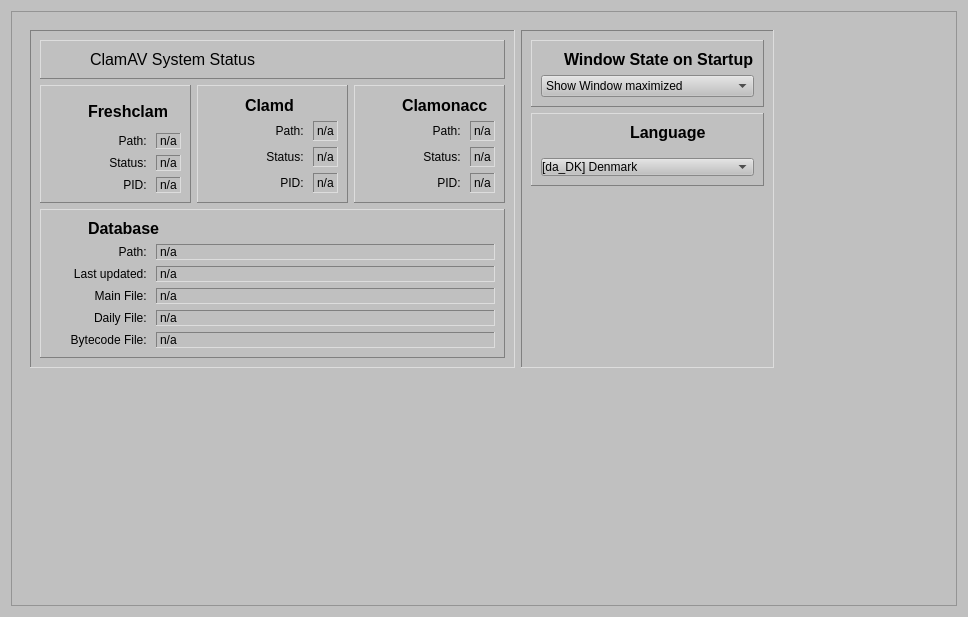
Old version of the form ui/setuptab.ui in the repository zlukaUA/ClamAV-GUI.
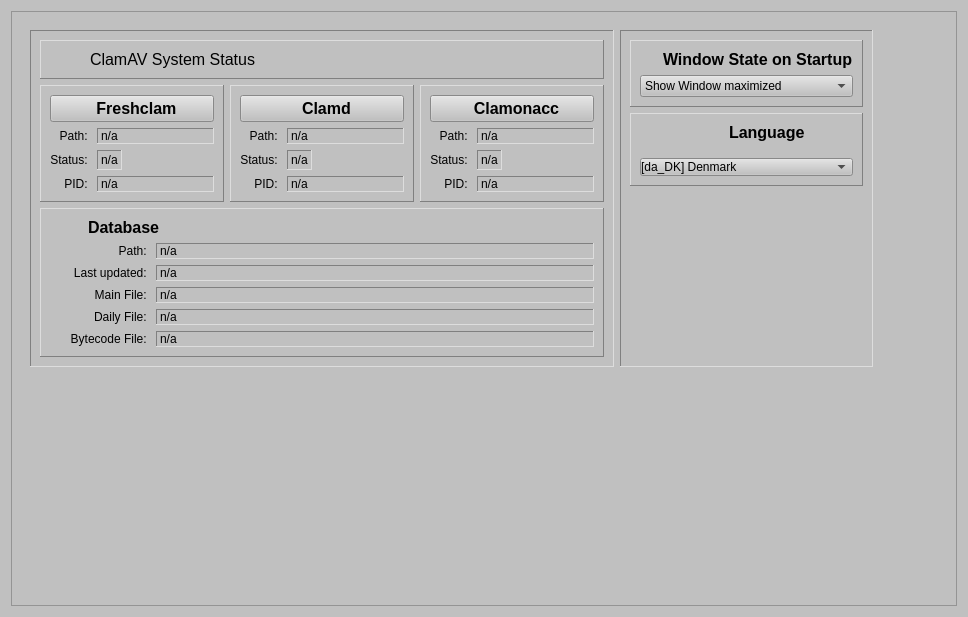
New version of the form. Icons and pictures are not drawn.

```diff
--- a/ui/setuptab.ui
+++ b/ui/setuptab.ui
@@ -59,68 +59,14 @@
                <enum>QFrame::Raised</enum>
               </property>
               <layout class="QGridLayout" name="gridLayout_6">
-               <item row="2" column="0">
-                <widget class="QLabel" name="clamonaccStatusLabel">
-                 <property name="minimumSize">
-                  <size>
-                   <width>100</width>
-                   <height>0</height>
-                  </size>
-                 </property>
-                 <property name="maximumSize">
-                  <size>
-                   <width>100</width>
-                   <height>16777215</height>
-                  </size>
-                 </property>
-                 <property name="text">
-                  <string>Status: </string>
-                 </property>
-                 <property name="alignment">
-                  <set>Qt::AlignRight|Qt::AlignTrailing|Qt::AlignVCenter</set>
-                 </property>
-                </widget>
-               </item>
-               <item row="1" column="1">
-                <widget class="QLabel" name="clamonaccPath">
-                 <property name="maximumSize">
-                  <size>
-                   <width>16777215</width>
-                   <height>16777215</height>
-                  </size>
-                 </property>
-                 <property name="frameShape">
-                  <enum>QFrame::Panel</enum>
-                 </property>
-                 <property name="frameShadow">
-                  <enum>QFrame::Sunken</enum>
-                 </property>
-                 <property name="text">
-                  <string>n/a</string>
-                 </property>
-                </widget>
-               </item>
-               <item row="3" column="1">
-                <widget class="QLabel" name="clamonaccPID">
-                 <property name="maximumSize">
-                  <size>
-                   <width>16777215</width>
-                   <height>16777215</height>
-                  </size>
-                 </property>
-                 <property name="frameShape">
-                  <enum>QFrame::Panel</enum>
-                 </property>
-                 <property name="frameShadow">
-                  <enum>QFrame::Sunken</enum>
-                 </property>
-                 <property name="text">
-                  <string>n/a</string>
-                 </property>
-                </widget>
-               </item>
                <item row="2" column="1">
                 <widget class="QLabel" name="clamonaccStatus">
+                 <property name="sizePolicy">
+                  <sizepolicy hsizetype="MinimumExpanding" vsizetype="Preferred">
+                   <horstretch>0</horstretch>
+                   <verstretch>0</verstretch>
+                  </sizepolicy>
+                 </property>
                  <property name="maximumSize">
                   <size>
                    <width>16777215</width>
@@ -138,33 +84,50 @@
                  </property>
                 </widget>
                </item>
-               <item row="1" column="0">
-                <widget class="QLabel" name="clamonaccPathLabel">
-                 <property name="minimumSize">
-                  <size>
-                   <width>100</width>
-                   <height>0</height>
-                  </size>
+               <item row="2" column="2">
+                <spacer name="horizontalSpacer_4">
+                 <property name="orientation">
+                  <enum>Qt::Horizontal</enum>
                  </property>
-                 <property name="maximumSize">
+                 <property name="sizeHint" stdset="0">
                   <size>
-                   <width>100</width>
-                   <height>16777215</height>
+                   <width>40</width>
+                   <height>20</height>
                   </size>
+                 </property>
+                </spacer>
+               </item>
+               <item row="0" column="0" colspan="4">
+                <widget class="QPushButton" name="clamonaccPushButton">
+                 <property name="styleSheet">
+                  <string notr="true">font-size:16px;font-weight:bold</string>
                  </property>
                  <property name="text">
-                  <string>Path: </string>
+                  <string>  Clamonacc</string>
                  </property>
-                 <property name="alignment">
-                  <set>Qt::AlignRight|Qt::AlignTrailing|Qt::AlignVCenter</set>
+                 <property name="icon">
+                  <iconset resource="../resources.qrc">
+                   <normaloff>:/icons/icons/onaccess.png</normaloff>:/icons/icons/onaccess.png</iconset>
+                 </property>
+                 <property name="iconSize">
+                  <size>
+                   <width>32</width>
+                   <height>32</height>
+                  </size>
                  </property>
                 </widget>
                </item>
                <item row="3" column="0">
                 <widget class="QLabel" name="clamonaccPIDLabel">
+                 <property name="sizePolicy">
+                  <sizepolicy hsizetype="Maximum" vsizetype="Preferred">
+                   <horstretch>0</horstretch>
+                   <verstretch>0</verstretch>
+                  </sizepolicy>
+                 </property>
                  <property name="minimumSize">
                   <size>
-                   <width>100</width>
+                   <width>0</width>
                    <height>0</height>
                   </size>
                  </property>
@@ -182,38 +145,136 @@
                  </property>
                 </widget>
                </item>
-               <item row="0" column="0" colspan="2">
-                <layout class="QHBoxLayout" name="clamonaccHeaderLayout">
-                 <item>
-                  <widget class="QLabel" name="clamonaccHeaderIconLabel">
-                   <property name="maximumSize">
-                    <size>
-                     <width>32</width>
-                     <height>32</height>
-                    </size>
-                   </property>
-                   <property name="text">
-                    <string/>
-                   </property>
-                   <property name="pixmap">
-                    <pixmap resource="../resources.qrc">:/icons/icons/onaccess.png</pixmap>
-                   </property>
-                   <property name="scaledContents">
-                    <bool>true</bool>
-                   </property>
-                  </widget>
-                 </item>
-                 <item>
-                  <widget class="QLabel" name="clamonaccHeaderLabel">
-                   <property name="styleSheet">
-                    <string notr="true">font-size:16px;font-weight:bold</string>
-                   </property>
-                   <property name="text">
-                    <string>Clamonacc</string>
-                   </property>
-                  </widget>
-                 </item>
-                </layout>
+               <item row="3" column="1" colspan="3">
+                <widget class="QLabel" name="clamonaccPID">
+                 <property name="sizePolicy">
+                  <sizepolicy hsizetype="MinimumExpanding" vsizetype="Preferred">
+                   <horstretch>0</horstretch>
+                   <verstretch>0</verstretch>
+                  </sizepolicy>
+                 </property>
+                 <property name="maximumSize">
+                  <size>
+                   <width>16777215</width>
+                   <height>16777215</height>
+                  </size>
+                 </property>
+                 <property name="frameShape">
+                  <enum>QFrame::Panel</enum>
+                 </property>
+                 <property name="frameShadow">
+                  <enum>QFrame::Sunken</enum>
+                 </property>
+                 <property name="text">
+                  <string>n/a</string>
+                 </property>
+                </widget>
+               </item>
+               <item row="1" column="0">
+                <widget class="QLabel" name="clamonaccPathLabel">
+                 <property name="sizePolicy">
+                  <sizepolicy hsizetype="Maximum" vsizetype="Preferred">
+                   <horstretch>0</horstretch>
+                   <verstretch>0</verstretch>
+                  </sizepolicy>
+                 </property>
+                 <property name="minimumSize">
+                  <size>
+                   <width>0</width>
+                   <height>0</height>
+                  </size>
+                 </property>
+                 <property name="maximumSize">
+                  <size>
+                   <width>100</width>
+                   <height>16777215</height>
+                  </size>
+                 </property>
+                 <property name="text">
+                  <string>Path: </string>
+                 </property>
+                 <property name="alignment">
+                  <set>Qt::AlignRight|Qt::AlignTrailing|Qt::AlignVCenter</set>
+                 </property>
+                </widget>
+               </item>
+               <item row="2" column="0">
+                <widget class="QLabel" name="clamonaccStatusLabel">
+                 <property name="sizePolicy">
+                  <sizepolicy hsizetype="Maximum" vsizetype="Preferred">
+                   <horstretch>0</horstretch>
+                   <verstretch>0</verstretch>
+                  </sizepolicy>
+                 </property>
+                 <property name="minimumSize">
+                  <size>
+                   <width>0</width>
+                   <height>0</height>
+                  </size>
+                 </property>
+                 <property name="maximumSize">
+                  <size>
+                   <width>100</width>
+                   <height>16777215</height>
+                  </size>
+                 </property>
+                 <property name="text">
+                  <string>Status: </string>
+                 </property>
+                 <property name="alignment">
+                  <set>Qt::AlignRight|Qt::AlignTrailing|Qt::AlignVCenter</set>
+                 </property>
+                </widget>
+               </item>
+               <item row="1" column="1" colspan="3">
+                <widget class="QLabel" name="clamonaccPath">
+                 <property name="sizePolicy">
+                  <sizepolicy hsizetype="MinimumExpanding" vsizetype="Preferred">
+                   <horstretch>0</horstretch>
+                   <verstretch>0</verstretch>
+                  </sizepolicy>
+                 </property>
+                 <property name="maximumSize">
+                  <size>
+                   <width>16777215</width>
+                   <height>16777215</height>
+                  </size>
+                 </property>
+                 <property name="frameShape">
+                  <enum>QFrame::Panel</enum>
+                 </property>
+                 <property name="frameShadow">
+                  <enum>QFrame::Sunken</enum>
+                 </property>
+                 <property name="text">
+                  <string>n/a</string>
+                 </property>
+                </widget>
+               </item>
+               <item row="2" column="3">
+                <widget class="QLabel" name="clamonaccActivityLabel">
+                 <property name="minimumSize">
+                  <size>
+                   <width>40</width>
+                   <height>20</height>
+                  </size>
+                 </property>
+                 <property name="maximumSize">
+                  <size>
+                   <width>40</width>
+                   <height>20</height>
+                  </size>
+                 </property>
+                 <property name="text">
+                  <string/>
+                 </property>
+                 <property name="pixmap">
+                  <pixmap resource="../resources.qrc">:/icons/icons/gifs/activity.gif</pixmap>
+                 </property>
+                 <property name="scaledContents">
+                  <bool>true</bool>
+                 </property>
+                </widget>
                </item>
               </layout>
              </widget>
@@ -227,33 +288,30 @@
                <enum>QFrame::Raised</enum>
               </property>
               <layout class="QGridLayout" name="gridLayout">
-               <item row="3" column="0">
-                <widget class="QLabel" name="freshclamPIDLabel">
-                 <property name="minimumSize">
-                  <size>
-                   <width>100</width>
-                   <height>0</height>
-                  </size>
+               <item row="2" column="3">
+                <spacer name="horizontalSpacer_2">
+                 <property name="orientation">
+                  <enum>Qt::Horizontal</enum>
                  </property>
-                 <property name="maximumSize">
+                 <property name="sizeHint" stdset="0">
                   <size>
-                   <width>100</width>
-                   <height>16777215</height>
+                   <width>40</width>
+                   <height>20</height>
                   </size>
                  </property>
-                 <property name="text">
-                  <string>PID: </string>
-                 </property>
-                 <property name="alignment">
-                  <set>Qt::AlignRight|Qt::AlignTrailing|Qt::AlignVCenter</set>
-                 </property>
-                </widget>
+                </spacer>
                </item>
                <item row="2" column="0">
                 <widget class="QLabel" name="freshclamStatusLabel">
+                 <property name="sizePolicy">
+                  <sizepolicy hsizetype="Maximum" vsizetype="Preferred">
+                   <horstretch>0</horstretch>
+                   <verstretch>0</verstretch>
+                  </sizepolicy>
+                 </property>
                  <property name="minimumSize">
                   <size>
-                   <width>100</width>
+                   <width>0</width>
                    <height>0</height>
                   </size>
                  </property>
@@ -271,57 +329,34 @@
                  </property>
                 </widget>
                </item>
-               <item row="3" column="1">
-                <widget class="QLabel" name="freshclamPID">
-                 <property name="frameShape">
-                  <enum>QFrame::Panel</enum>
-                 </property>
-                 <property name="frameShadow">
-                  <enum>QFrame::Sunken</enum>
+               <item row="0" column="0" colspan="5">
+                <widget class="QPushButton" name="freshclamPushButton">
+                 <property name="styleSheet">
+                  <string notr="true">font-size:16px;font-weight:bold;</string>
                  </property>
                  <property name="text">
-                  <string>n/a</string>
+                  <string>  Freshclam</string>
+                 </property>
+                 <property name="icon">
+                  <iconset resource="../resources.qrc">
+                   <normaloff>:/icons/icons/freshclam.png</normaloff>:/icons/icons/freshclam.png</iconset>
+                 </property>
+                 <property name="iconSize">
+                  <size>
+                   <width>32</width>
+                   <height>32</height>
+                  </size>
                  </property>
                 </widget>
                </item>
-               <item row="0" column="0" colspan="2">
-                <layout class="QHBoxLayout" name="freshclamHeaderLayout">
-                 <item>
-                  <widget class="QLabel" name="freshclamHeaderIconLabel">
-                   <property name="minimumSize">
-                    <size>
-                     <width>32</width>
-                     <height>32</height>
-                    </size>
-                   </property>
-                   <property name="maximumSize">
-                    <size>
-                     <width>32</width>
-                     <height>32</height>
-                    </size>
-                   </property>
-                   <property name="text">
-                    <string/>
-                   </property>
-                   <property name="pixmap">
-                    <pixmap resource="../resources.qrc">:/icons/icons/freshclam.png</pixmap>
-                   </property>
-                  </widget>
-                 </item>
-                 <item>
-                  <widget class="QLabel" name="freshclamHeaderLabel">
-                   <property name="styleSheet">
-                    <string notr="true">font-size:16px;font-weight:bold</string>
-                   </property>
-                   <property name="text">
-                    <string>Freshclam</string>
-                   </property>
-                  </widget>
-                 </item>
-                </layout>
-               </item>
-               <item row="2" column="1">
+               <item row="2" column="1" colspan="2">
                 <widget class="QLabel" name="freshclamStatus">
+                 <property name="sizePolicy">
+                  <sizepolicy hsizetype="MinimumExpanding" vsizetype="Preferred">
+                   <horstretch>0</horstretch>
+                   <verstretch>0</verstretch>
+                  </sizepolicy>
+                 </property>
                  <property name="frameShape">
                   <enum>QFrame::Panel</enum>
                  </property>
@@ -333,30 +368,14 @@
                  </property>
                 </widget>
                </item>
-               <item row="1" column="0">
-                <widget class="QLabel" name="freshclamPathLabel">
-                 <property name="minimumSize">
-                  <size>
-                   <width>100</width>
-                   <height>0</height>
-                  </size>
-                 </property>
-                 <property name="maximumSize">
-                  <size>
-                   <width>100</width>
-                   <height>16777215</height>
-                  </size>
-                 </property>
-                 <property name="text">
-                  <string>Path: </string>
-                 </property>
-                 <property name="alignment">
-                  <set>Qt::AlignRight|Qt::AlignTrailing|Qt::AlignVCenter</set>
-                 </property>
-                </widget>
-               </item>
-               <item row="1" column="1">
+               <item row="1" column="1" colspan="4">
                 <widget class="QLabel" name="freshclamPath">
+                 <property name="sizePolicy">
+                  <sizepolicy hsizetype="MinimumExpanding" vsizetype="Preferred">
+                   <horstretch>0</horstretch>
+                   <verstretch>0</verstretch>
+                  </sizepolicy>
+                 </property>
                  <property name="frameShape">
                   <enum>QFrame::Panel</enum>
                  </property>
@@ -368,6 +387,106 @@
                  </property>
                 </widget>
                </item>
+               <item row="3" column="0">
+                <widget class="QLabel" name="freshclamPIDLabel">
+                 <property name="sizePolicy">
+                  <sizepolicy hsizetype="Maximum" vsizetype="Preferred">
+                   <horstretch>0</horstretch>
+                   <verstretch>0</verstretch>
+                  </sizepolicy>
+                 </property>
+                 <property name="minimumSize">
+                  <size>
+                   <width>0</width>
+                   <height>0</height>
+                  </size>
+                 </property>
+                 <property name="maximumSize">
+                  <size>
+                   <width>100</width>
+                   <height>16777215</height>
+                  </size>
+                 </property>
+                 <property name="text">
+                  <string>PID: </string>
+                 </property>
+                 <property name="alignment">
+                  <set>Qt::AlignRight|Qt::AlignTrailing|Qt::AlignVCenter</set>
+                 </property>
+                </widget>
+               </item>
+               <item row="1" column="0">
+                <widget class="QLabel" name="freshclamPathLabel">
+                 <property name="sizePolicy">
+                  <sizepolicy hsizetype="Maximum" vsizetype="Preferred">
+                   <horstretch>0</horstretch>
+                   <verstretch>0</verstretch>
+                  </sizepolicy>
+                 </property>
+                 <property name="minimumSize">
+                  <size>
+                   <width>0</width>
+                   <height>0</height>
+                  </size>
+                 </property>
+                 <property name="maximumSize">
+                  <size>
+                   <width>100</width>
+                   <height>16777215</height>
+                  </size>
+                 </property>
+                 <property name="text">
+                  <string>Path: </string>
+                 </property>
+                 <property name="alignment">
+                  <set>Qt::AlignRight|Qt::AlignTrailing|Qt::AlignVCenter</set>
+                 </property>
+                </widget>
+               </item>
+               <item row="3" column="1" colspan="4">
+                <widget class="QLabel" name="freshclamPID">
+                 <property name="sizePolicy">
+                  <sizepolicy hsizetype="MinimumExpanding" vsizetype="Preferred">
+                   <horstretch>0</horstretch>
+                   <verstretch>0</verstretch>
+                  </sizepolicy>
+                 </property>
+                 <property name="frameShape">
+                  <enum>QFrame::Panel</enum>
+                 </property>
+                 <property name="frameShadow">
+                  <enum>QFrame::Sunken</enum>
+                 </property>
+                 <property name="text">
+                  <string>n/a</string>
+                 </property>
+                </widget>
+               </item>
+               <item row="2" column="4">
+                <widget class="QLabel" name="freshclamActivityLabel">
+                 <property name="minimumSize">
+                  <size>
+                   <width>40</width>
+                   <height>20</height>
+                  </size>
+                 </property>
+                 <property name="maximumSize">
+                  <size>
+                   <width>40</width>
+                   <height>20</height>
+                  </size>
+                 </property>
+                 <property name="text">
+                  <string/>
+                 </property>
+                 <property name="pixmap">
+                  <pixmap resource="../resources.qrc">:/icons/icons/gifs/activity.gif</pixmap>
+                 </property>
+                 <property name="scaledContents">
+                  <bool>true</bool>
+                 </property>
+                </widget>
+               </item>
               </layout>
              </widget>
             </item>
@@ -380,33 +499,17 @@
                <enum>QFrame::Raised</enum>
               </property>
               <layout class="QGridLayout" name="gridLayout_5">
-               <item row="3" column="0">
-                <widget class="QLabel" name="clamdPIDLabel">
-                 <property name="minimumSize">
-                  <size>
-                   <width>100</width>
-                   <height>0</height>
-                  </size>
+               <item row="2" column="0">
+                <widget class="QLabel" name="clamdStatusLabel">
+                 <property name="sizePolicy">
+                  <sizepolicy hsizetype="Maximum" vsizetype="Preferred">
+                   <horstretch>0</horstretch>
+                   <verstretch>0</verstretch>
+                  </sizepolicy>
                  </property>
-                 <property name="maximumSize">
-                  <size>
-                   <width>100</width>
-                   <height>16777215</height>
-                  </size>
-                 </property>
-                 <property name="text">
-                  <string>PID: </string>
-                 </property>
-                 <property name="alignment">
-                  <set>Qt::AlignRight|Qt::AlignTrailing|Qt::AlignVCenter</set>
-                 </property>
-                </widget>
-               </item>
-               <item row="1" column="0">
-                <widget class="QLabel" name="clamdPathLabel">
                  <property name="minimumSize">
                   <size>
-                   <width>100</width>
+                   <width>0</width>
                    <height>0</height>
                   </size>
                  </property>
@@ -417,15 +520,21 @@
                   </size>
                  </property>
                  <property name="text">
-                  <string>Path: </string>
+                  <string>Status: </string>
                  </property>
                  <property name="alignment">
                   <set>Qt::AlignRight|Qt::AlignTrailing|Qt::AlignVCenter</set>
                  </property>
                 </widget>
                </item>
-               <item row="3" column="1">
+               <item row="3" column="1" colspan="3">
                 <widget class="QLabel" name="clamdPID">
+                 <property name="sizePolicy">
+                  <sizepolicy hsizetype="MinimumExpanding" vsizetype="Preferred">
+                   <horstretch>0</horstretch>
+                   <verstretch>0</verstretch>
+                  </sizepolicy>
+                 </property>
                  <property name="frameShape">
                   <enum>QFrame::Panel</enum>
                  </property>
@@ -437,41 +546,14 @@
                  </property>
                 </widget>
                </item>
-               <item row="0" column="0" colspan="2">
-                <layout class="QHBoxLayout" name="horizontalLayout_2">
-                 <item>
-                  <widget class="QLabel" name="label_4">
-                   <property name="maximumSize">
-                    <size>
-                     <width>32</width>
-                     <height>32</height>
-                    </size>
-                   </property>
-                   <property name="text">
-                    <string/>
-                   </property>
-                   <property name="pixmap">
-                    <pixmap resource="../resources.qrc">:/icons/icons/crosshair.png</pixmap>
-                   </property>
-                   <property name="scaledContents">
-                    <bool>true</bool>
-                   </property>
-                  </widget>
-                 </item>
-                 <item>
-                  <widget class="QLabel" name="label_5">
-                   <property name="styleSheet">
-                    <string notr="true">font-size:16px;font-weight:bold</string>
-                   </property>
-                   <property name="text">
-                    <string>Clamd</string>
-                   </property>
-                  </widget>
-                 </item>
-                </layout>
-               </item>
-               <item row="1" column="1">
+               <item row="1" column="1" colspan="3">
                 <widget class="QLabel" name="clamdPath">
+                 <property name="sizePolicy">
+                  <sizepolicy hsizetype="MinimumExpanding" vsizetype="Preferred">
+                   <horstretch>0</horstretch>
+                   <verstretch>0</verstretch>
+                  </sizepolicy>
+                 </property>
                  <property name="frameShape">
                   <enum>QFrame::Panel</enum>
                  </property>
@@ -483,8 +565,90 @@
                  </property>
                 </widget>
                </item>
+               <item row="1" column="0">
+                <widget class="QLabel" name="clamdPathLabel">
+                 <property name="sizePolicy">
+                  <sizepolicy hsizetype="Maximum" vsizetype="Preferred">
+                   <horstretch>0</horstretch>
+                   <verstretch>0</verstretch>
+                  </sizepolicy>
+                 </property>
+                 <property name="minimumSize">
+                  <size>
+                   <width>0</width>
+                   <height>0</height>
+                  </size>
+                 </property>
+                 <property name="maximumSize">
+                  <size>
+                   <width>100</width>
+                   <height>16777215</height>
+                  </size>
+                 </property>
+                 <property name="text">
+                  <string>Path: </string>
+                 </property>
+                 <property name="alignment">
+                  <set>Qt::AlignRight|Qt::AlignTrailing|Qt::AlignVCenter</set>
+                 </property>
+                </widget>
+               </item>
+               <item row="0" column="0" colspan="4">
+                <widget class="QPushButton" name="clamdPushButton">
+                 <property name="styleSheet">
+                  <string notr="true">font-size:16px;font-weight:bold;</string>
+                 </property>
+                 <property name="text">
+                  <string>  Clamd</string>
+                 </property>
+                 <property name="icon">
+                  <iconset resource="../resources.qrc">
+                   <normaloff>:/icons/icons/crosshair.png</normaloff>:/icons/icons/crosshair.png</iconset>
+                 </property>
+                 <property name="iconSize">
+                  <size>
+                   <width>32</width>
+                   <height>32</height>
+                  </size>
+                 </property>
+                </widget>
+               </item>
+               <item row="3" column="0">
+                <widget class="QLabel" name="clamdPIDLabel">
+                 <property name="sizePolicy">
+                  <sizepolicy hsizetype="Maximum" vsizetype="Preferred">
+                   <horstretch>0</horstretch>
+                   <verstretch>0</verstretch>
+                  </sizepolicy>
+                 </property>
+                 <property name="minimumSize">
+                  <size>
+                   <width>0</width>
+                   <height>0</height>
+                  </size>
+                 </property>
+                 <property name="maximumSize">
+                  <size>
+                   <width>100</width>
+                   <height>16777215</height>
+                  </size>
+                 </property>
+                 <property name="text">
+                  <string>PID: </string>
+                 </property>
+                 <property name="alignment">
+                  <set>Qt::AlignRight|Qt::AlignTrailing|Qt::AlignVCenter</set>
+                 </property>
+                </widget>
+               </item>
                <item row="2" column="1">
                 <widget class="QLabel" name="clamdStatus">
+                 <property name="sizePolicy">
+                  <sizepolicy hsizetype="MinimumExpanding" vsizetype="Preferred">
+                   <horstretch>0</horstretch>
+                   <verstretch>0</verstretch>
+                  </sizepolicy>
+                 </property>
                  <property name="frameShape">
                   <enum>QFrame::Panel</enum>
                  </property>
@@ -496,28 +660,44 @@
                  </property>
                 </widget>
                </item>
-               <item row="2" column="0">
-                <widget class="QLabel" name="clamdStatusLabel">
+               <item row="2" column="3">
+                <widget class="QLabel" name="clamdActivityLabel">
                  <property name="minimumSize">
                   <size>
-                   <width>100</width>
-                   <height>0</height>
+                   <width>40</width>
+                   <height>20</height>
                   </size>
                  </property>
                  <property name="maximumSize">
                   <size>
-                   <width>100</width>
-                   <height>16777215</height>
+                   <width>40</width>
+                   <height>20</height>
                   </size>
                  </property>
                  <property name="text">
-                  <string>Status: </string>
+                  <string/>
                  </property>
-                 <property name="alignment">
-                  <set>Qt::AlignRight|Qt::AlignTrailing|Qt::AlignVCenter</set>
+                 <property name="pixmap">
+                  <pixmap resource="../resources.qrc">:/icons/icons/gifs/activity.gif</pixmap>
+                 </property>
+                 <property name="scaledContents">
+                  <bool>true</bool>
                  </property>
                 </widget>
                </item>
+               <item row="2" column="2">
+                <spacer name="horizontalSpacer_3">
+                 <property name="orientation">
+                  <enum>Qt::Horizontal</enum>
+                 </property>
+                 <property name="sizeHint" stdset="0">
+                  <size>
+                   <width>40</width>
+                   <height>20</height>
+                  </size>
+                 </property>
+                </spacer>
+               </item>
               </layout>
              </widget>
             </item>
@@ -881,19 +1061,6 @@
            </layout>
           </widget>
          </item>
-         <item row="0" column="2">
-          <spacer name="horizontalSpacer">
-           <property name="orientation">
-            <enum>Qt::Horizontal</enum>
-           </property>
-           <property name="sizeHint" stdset="0">
-            <size>
-             <width>40</width>
-             <height>20</height>
-            </size>
-           </property>
-          </spacer>
-         </item>
          <item row="0" column="1">
           <widget class="QFrame" name="setupFrame">
            <property name="frameShape">
@@ -1191,7 +1358,20 @@
            </layout>
           </widget>
          </item>
-         <item row="1" column="0" colspan="3">
+         <item row="0" column="2">
+          <spacer name="horizontalSpacer">
+           <property name="orientation">
+            <enum>Qt::Horizontal</enum>
+           </property>
+           <property name="sizeHint" stdset="0">
+            <size>
+             <width>40</width>
+             <height>20</height>
+            </size>
+           </property>
+          </spacer>
+         </item>
+         <item row="1" column="0" colspan="2">
           <spacer name="verticalSpacer_5">
            <property name="orientation">
             <enum>Qt::Vertical</enum>
```
Left out of the diff: 59 changed lines with no effect on the pictures.
